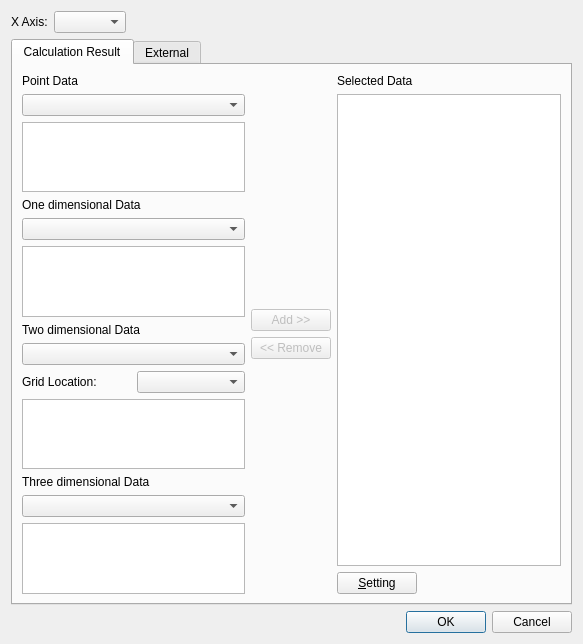
Above: libs/post/graph2dhybrid/graph2dhybridwindowdatasourcedialog.ui from i-RIC/prepost-gui before the change. Below: the same form after it.
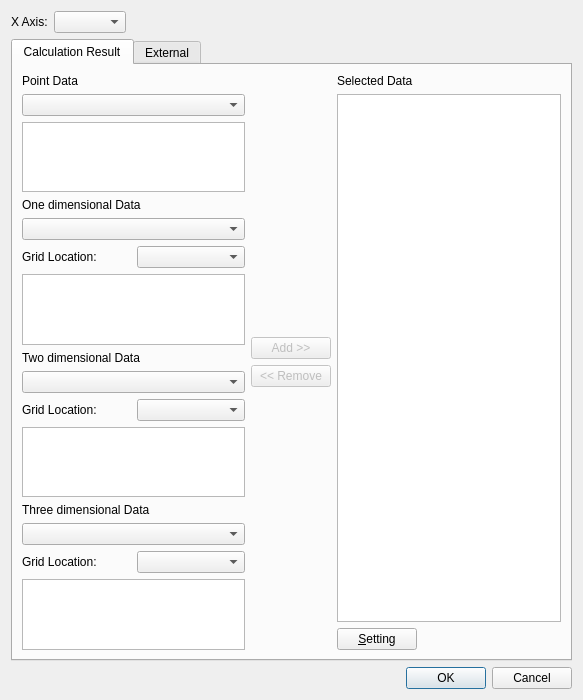
That is the form after the change.

Commit message: added gridLocation combo for 1-D and 3-D scalars

```diff
--- a/libs/post/graph2dhybrid/graph2dhybridwindowdatasourcedialog.ui
+++ b/libs/post/graph2dhybrid/graph2dhybridwindowdatasourcedialog.ui
@@ -7,7 +7,7 @@
     <x>0</x>
     <y>0</y>
     <width>583</width>
-    <height>640</height>
+    <height>696</height>
    </rect>
   </property>
   <property name="sizePolicy">
@@ -82,6 +82,20 @@
          <item>
           <widget class="QComboBox" name="oneDimDataComboBox"/>
          </item>
+         <item>
+          <layout class="QHBoxLayout" name="horizontalLayout_7">
+           <item>
+            <widget class="QLabel" name="oneDimGridLocationLabel">
+             <property name="text">
+              <string>Grid Location:</string>
+             </property>
+            </widget>
+           </item>
+           <item>
+            <widget class="QComboBox" name="oneDimGridLocationComboBox"/>
+           </item>
+          </layout>
+         </item>
          <item>
           <widget class="QListWidget" name="oneDimDataListWidget"/>
          </item>
@@ -110,7 +124,14 @@
           </layout>
          </item>
          <item>
-          <widget class="QListWidget" name="twoDimDataListWidget"/>
+          <widget class="QListWidget" name="twoDimDataListWidget">
+           <property name="minimumSize">
+            <size>
+             <width>0</width>
+             <height>0</height>
+            </size>
+           </property>
+          </widget>
          </item>
          <item>
           <widget class="QLabel" name="threeDimDataLabel">
@@ -123,7 +144,28 @@
           <widget class="QComboBox" name="threeDimDataComboBox"/>
          </item>
          <item>
-          <widget class="QListWidget" name="threeDimDataListWidget"/>
+          <layout class="QHBoxLayout" name="horizontalLayout_6">
+           <item>
+            <widget class="QLabel" name="threeDimGridLocationLabel">
+             <property name="text">
+              <string>Grid Location:</string>
+             </property>
+            </widget>
+           </item>
+           <item>
+            <widget class="QComboBox" name="threeDimGridLocationComboBox"/>
+           </item>
+          </layout>
+         </item>
+         <item>
+          <widget class="QListWidget" name="threeDimDataListWidget">
+           <property name="minimumSize">
+            <size>
+             <width>0</width>
+             <height>0</height>
+            </size>
+           </property>
+          </widget>
          </item>
         </layout>
        </item>
```
Left out of the diff: 5 changed lines with no effect on the pictures. The commit also changes 2 other files.
